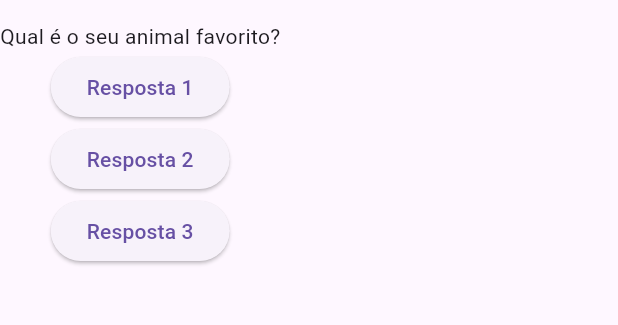
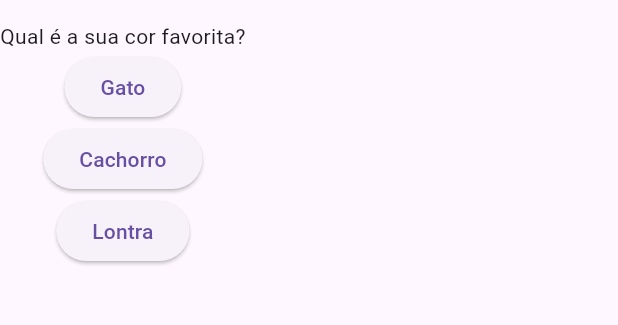
Before and after one commit to Lucaasshq/Perguntas--flutter, a Flutter app: the screen it shows after launch, on a phone screen of 412 x 824 dp, the part 63-388 px from its top. Run offline on Flutter 3.47's test engine with Material 3 defaults, Android fonts, the phone set to English and light mode, and no system bars.

Commit message:
Update main.dart

```diff
--- a/myproject/lib/main.dart
+++ b/myproject/lib/main.dart
@@ -1,16 +1,16 @@
 import 'package:flutter/material.dart';
 
 main() {
-  runApp(PerguntaApp());
+  runApp(const PerguntaApp());
 }
 
-class PerguntaApp extends StatelessWidget {
-  PerguntaApp({super.key});
-
-  var perguntaSelecionada = 1;
+class PerguntaAppState extends State<PerguntaApp> {
+  var perguntaSelecionada = 0;
 
   void responder() {
+    setState(() {
     perguntaSelecionada++;
+    });
   }
 
   @override
@@ -27,16 +27,16 @@ class PerguntaApp extends StatelessWidget {
           children: <Widget>[
             Text(perguntas[perguntaSelecionada]),
             ElevatedButton(
-              onPressed: () => debugPrint('Resposta 1 foi selecionada'),
-              child: const Text('Resposta 1'),
+              onPressed: responder,
+              child: const Text('Gato'),
             ),
             ElevatedButton(
               onPressed: responder,
-              child: const Text('Resposta 2'),
+              child: const Text('Cachorro'),
             ),
             ElevatedButton(
               onPressed: responder,
-              child: const Text('Resposta 3'),
+              child: const Text('Lontra'),
             ),
           ],
         ),
@@ -44,3 +44,12 @@ class PerguntaApp extends StatelessWidget {
     );
   }
 }
+
+class PerguntaApp extends StatefulWidget {
+  const PerguntaApp({super.key});
+
+  @override
+  State<StatefulWidget> createState() {
+    return PerguntaAppState();
+  }
+}
```
